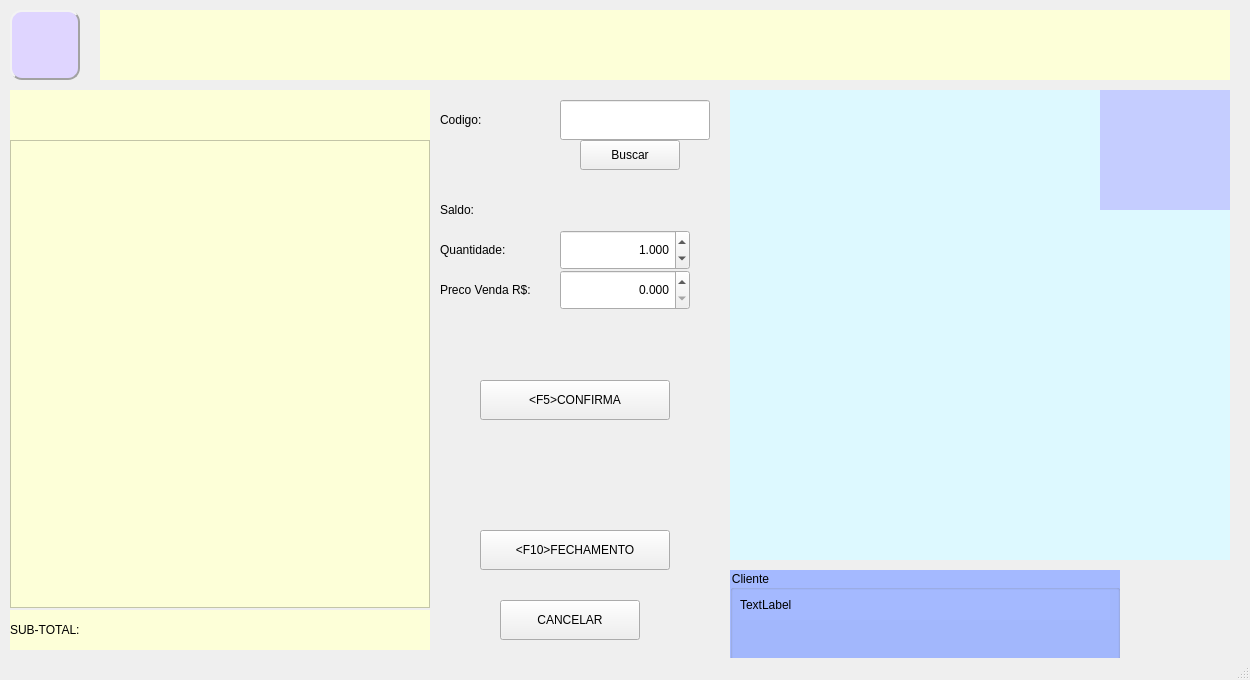
This is telas/venda_pdv.ui in htisistema/SISCOM as Qt 5 draws it before an edit. The edited form follows.
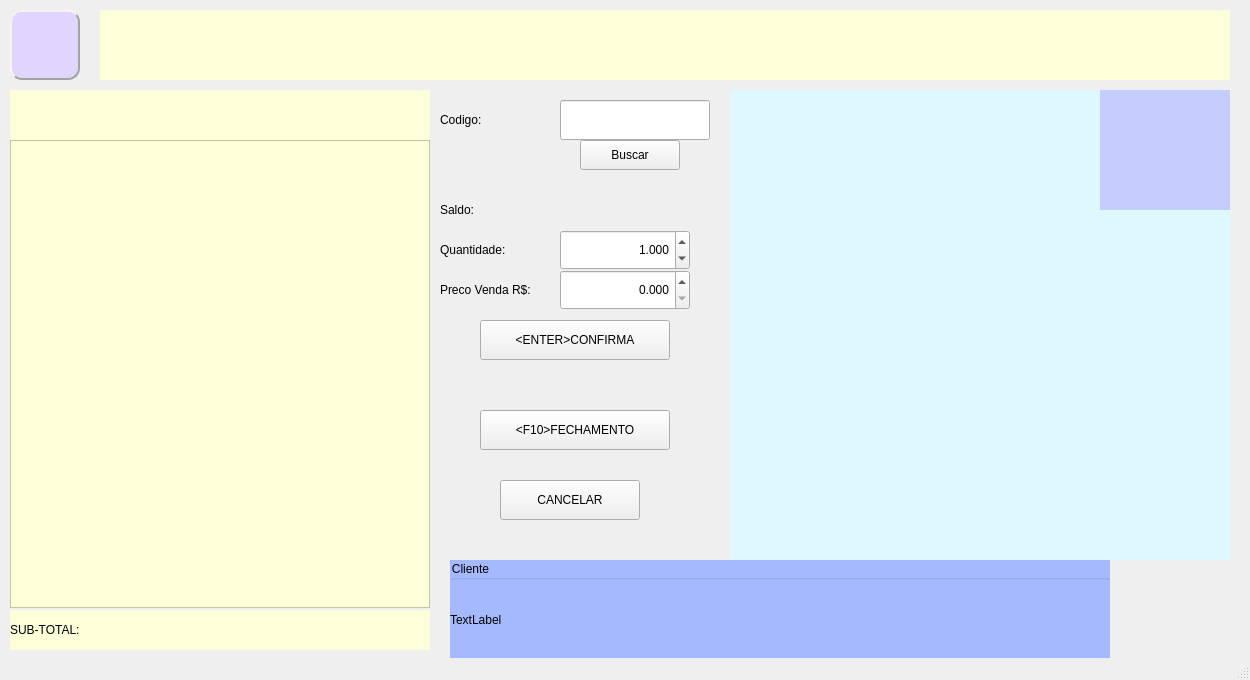
This is the edited form. Icons and pictures are not drawn.

What changed in the file:
```diff
--- a/telas/venda_pdv.ui
+++ b/telas/venda_pdv.ui
@@ -85,7 +85,7 @@
     <property name="geometry">
      <rect>
       <x>480</x>
-      <y>530</y>
+      <y>410</y>
       <width>190</width>
       <height>40</height>
      </rect>
@@ -333,7 +333,7 @@
     <property name="geometry">
      <rect>
       <x>500</x>
-      <y>600</y>
+      <y>480</y>
       <width>140</width>
       <height>40</height>
      </rect>
@@ -345,10 +345,10 @@
    <widget class="QGroupBox" name="gb_cliente">
     <property name="geometry">
      <rect>
-      <x>730</x>
-      <y>570</y>
-      <width>390</width>
-      <height>90</height>
+      <x>450</x>
+      <y>560</y>
+      <width>660</width>
+      <height>100</height>
      </rect>
     </property>
     <property name="styleSheet">
@@ -360,10 +360,10 @@
     <widget class="QLabel" name="lb_cliente">
      <property name="geometry">
       <rect>
-       <x>10</x>
+       <x>0</x>
        <y>20</y>
-       <width>370</width>
-       <height>30</height>
+       <width>660</width>
+       <height>80</height>
       </rect>
      </property>
      <property name="styleSheet">
@@ -396,13 +396,13 @@
     <property name="geometry">
      <rect>
       <x>480</x>
-      <y>380</y>
+      <y>320</y>
       <width>190</width>
       <height>40</height>
      </rect>
     </property>
     <property name="text">
-     <string>&lt;F5&gt;CONFIRMA</string>
+     <string>&lt;ENTER&gt;CONFIRMA</string>
     </property>
    </widget>
    <widget class="QListView" name="listView">
```
Left out of the diff: 3 changed lines with no effect on the pictures.
